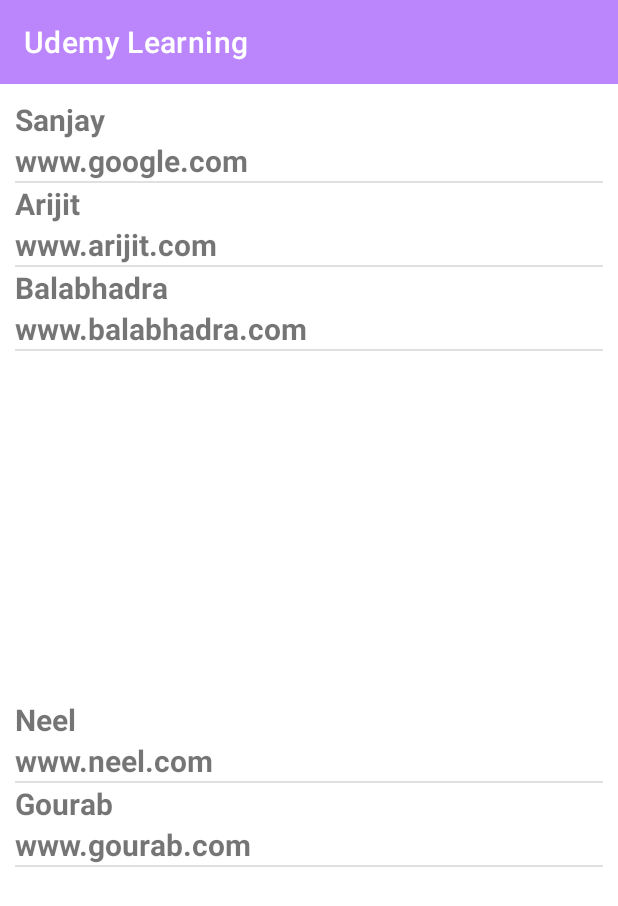
After one commit to kumar-sanju/UdemyLearning, an Android app: the JsonImportActivity screen opened directly, with no data from a screen before it, on a phone screen of 412 x 824 dp. The commit adds this screen. Shown: the top 906 px of the screen. Run offline under Robolectric (Android 15) with nearby library versions, the phone set to English and light mode, and no system bars.

Commit message:
new update

```diff
--- a/app/src/main/AndroidManifest.xml
+++ b/app/src/main/AndroidManifest.xml
@@ -18,7 +18,8 @@
         android:roundIcon="@mipmap/ic_launcher_round"
         android:supportsRtl="true"
         android:theme="@style/AppTheme">
-        <activity android:name=".EmailSendOptionActivity"></activity>
+        <activity android:name=".JsonImportActivity"></activity>
+        <activity android:name=".EmailSendOptionActivity" />
         <activity android:name=".JsonActivity" />
         <activity android:name=".imageProgressBarActivity" />
         <activity
--- /dev/null
+++ b/app/src/main/assets/json_test.json
@@ -0,0 +1,26 @@
+{
+  "formulas": [
+    {
+      "formula": "Sanjay",
+      "url": "www.google.com"
+    },
+    {
+      "formula": "Arijit",
+      "url": "www.arijit.com"
+    },
+    {
+      "formula": "Balabhadra",
+      "url": "www.balabhadra.com"
+    }
+  ],
+  "value": [
+    {
+      "formula": "Neel",
+      "url": "www.neel.com"
+    },
+    {
+      "formula": "Gourab",
+      "url": "www.gourab.com"
+    }
+  ]
+}
--- a/app/src/main/java/com/sanju/udemylearning/HomeActivity.java
+++ b/app/src/main/java/com/sanju/udemylearning/HomeActivity.java
@@ -37,7 +37,14 @@ public class HomeActivity extends AppCompatActivity {
         Button multipleImagePicker = (Button) findViewById(R.id.multipleImagePicker);
         Button imageProgressBar = (Button) findViewById(R.id.imageProgressBar);
         Button emailSend = (Button) findViewById(R.id.emailSend);
+        Button jsonRecieve = (Button) findViewById(R.id.jsonRecieve);
 
+        jsonRecieve.setOnClickListener(new View.OnClickListener() {
+            @Override
+            public void onClick(View v) {
+                startActivity(new Intent(HomeActivity.this, JsonImportActivity.class));
+            }
+        });
         emailSend.setOnClickListener(new View.OnClickListener() {
             @Override
             public void onClick(View v) {
--- /dev/null
+++ b/app/src/main/java/com/sanju/udemylearning/JsonImportActivity.java
@@ -0,0 +1,91 @@
+package com.sanju.udemylearning;
+
+import androidx.appcompat.app.AppCompatActivity;
+
+import android.os.Bundle;
+import android.widget.ListAdapter;
+import android.widget.ListView;
+import android.widget.SimpleAdapter;
+
+import org.json.JSONArray;
+import org.json.JSONException;
+import org.json.JSONObject;
+
+import java.io.IOException;
+import java.io.InputStream;
+import java.io.StringReader;
+import java.util.ArrayList;
+import java.util.HashMap;
+
+public class JsonImportActivity extends AppCompatActivity {
+
+    ListView listView,listView1;
+    JSONObject object,jsonObject;
+    JSONArray array,array1;
+    ArrayList<HashMap<String,String>> arrayList,arrayList1;
+    String formula,url;
+    ListAdapter listAdapter,listAdapter1;
+
+    @Override
+    protected void onCreate(Bundle savedInstanceState) {
+        super.onCreate(savedInstanceState);
+        setContentView(R.layout.activity_json_import);
+
+        listView = findViewById(R.id.listView);
+        listView1 = findViewById(R.id.listView1);
+
+        try {
+            object = new JSONObject(LoadJsonFromAsset());
+            array = object.getJSONArray("formulas");
+            array1 = object.getJSONArray("value");
+            HashMap<String,String> list;
+            HashMap<String,String> list1;
+            arrayList = new ArrayList<>();
+            arrayList1 = new ArrayList<>();
+            for (int i = 0; i<array.length(); i++){
+                jsonObject = array.getJSONObject(i);
+                formula = jsonObject.getString("formula");
+                url = jsonObject.getString("url");
+                list = new HashMap<>();
+                list.put("formula",formula);
+                list.put("url",url);
+                arrayList.add(list);
+            }
+            for (int i = 0; i<array1.length(); i++){
+                jsonObject = array1.getJSONObject(i);
+                formula = jsonObject.getString("formula");
+                url = jsonObject.getString("url");
+                list1 = new HashMap<>();
+                list1.put("formula",formula);
+                list1.put("url",url);
+                arrayList1.add(list1);
+            }
+            listAdapter = new SimpleAdapter(this,arrayList,R.layout.list_design,
+                    new String[]{"formula","url"},new int[]{R.id.formula,R.id.url});
+            listAdapter1 = new SimpleAdapter(this,arrayList1,R.layout.list_design,
+                    new String[]{"formula","url"},new int[]{R.id.formula,R.id.url});
+            listView.setAdapter(listAdapter);
+            listView1.setAdapter(listAdapter1);
+
+        } catch (JSONException e){
+            e.printStackTrace();
+        }
+    }
+
+    public String LoadJsonFromAsset(){
+        String json = null;
+        try {
+            InputStream inputStream = this.getAssets().open("json_test.json");
+            int size = inputStream.available();
+            byte[] buffer = new byte[size];
+            inputStream.read(buffer);
+            inputStream.close();
+            json = new String(buffer,"UTF-8");
+        } catch (IOException e){
+            e.printStackTrace();
+            return null;
+        }
+        return json;
+    }
+
+}
--- a/app/src/main/res/layout/activity_home.xml
+++ b/app/src/main/res/layout/activity_home.xml
@@ -13,6 +13,18 @@
         android:orientation="vertical"
         android:layout_margin="10dp"
         >
+        <TextView
+            android:layout_width="match_parent"
+            android:layout_height="wrap_content"
+            android:text="Json recieve data"
+            android:gravity="center"
+            />
+        <Button
+            android:id="@+id/jsonRecieve"
+            android:layout_width="match_parent"
+            android:layout_height="wrap_content"
+            android:text="Json recieve data"
+            />
         <TextView
             android:layout_width="match_parent"
             android:layout_height="wrap_content"
--- /dev/null
+++ b/app/src/main/res/layout/activity_json_import.xml
@@ -0,0 +1,25 @@
+<?xml version="1.0" encoding="utf-8"?>
+<LinearLayout
+    xmlns:android="http://schemas.android.com/apk/res/android"
+    xmlns:app="http://schemas.android.com/apk/res-auto"
+    xmlns:tools="http://schemas.android.com/tools"
+    android:layout_width="match_parent"
+    android:layout_height="match_parent"
+    android:orientation="vertical"
+    tools:context=".JsonImportActivity"
+    android:layout_margin="10dp"
+    >
+
+    <ListView
+        android:layout_width="match_parent"
+        android:layout_height="400dp"
+        android:id="@+id/listView"
+        />
+    <ListView
+        android:layout_width="match_parent"
+        android:layout_height="match_parent"
+        android:id="@+id/listView1"
+        />
+
+
+</LinearLayout>
--- /dev/null
+++ b/app/src/main/res/layout/list_design.xml
@@ -0,0 +1,26 @@
+<?xml version="1.0" encoding="utf-8"?>
+<LinearLayout
+    xmlns:android="http://schemas.android.com/apk/res/android"
+    android:layout_width="match_parent"
+    android:layout_height="match_parent"
+    android:orientation="vertical"
+    >
+
+    <TextView
+        android:id="@+id/formula"
+        android:layout_width="match_parent"
+        android:layout_height="wrap_content"
+        android:text=""
+        android:textSize="20dp"
+        android:textStyle="bold"
+        />
+    <TextView
+        android:id="@+id/url"
+        android:layout_width="match_parent"
+        android:layout_height="wrap_content"
+        android:text=""
+        android:textSize="20dp"
+        android:textStyle="bold"
+        />
+
+</LinearLayout>
```
